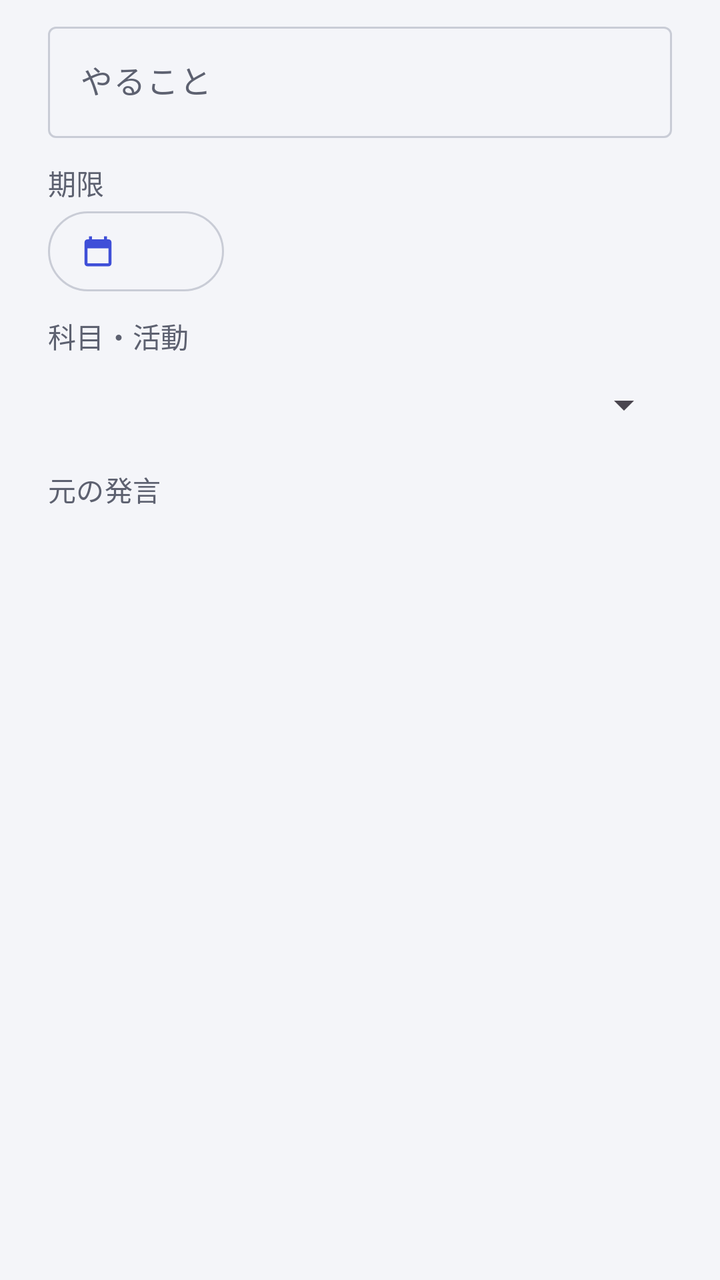
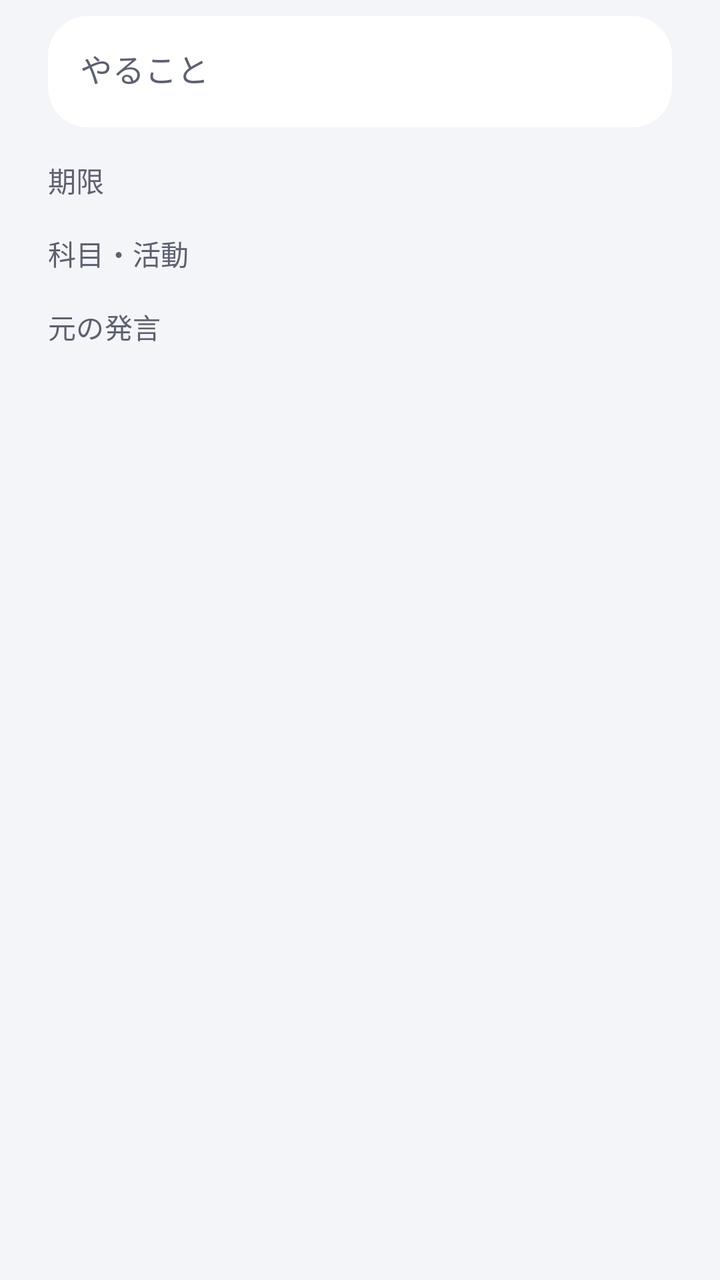

Before-and-after screenshots of an Android layout around one commit, followed by the original layout XML and the change that was made.
<!-- AndroidManifest.xml: application theme Theme.MimiMemo -->
<!-- res/layout/dialog_candidate.xml -->
<?xml version="1.0" encoding="utf-8"?>
<LinearLayout xmlns:android="http://schemas.android.com/apk/res/android"
    xmlns:app="http://schemas.android.com/apk/res-auto"
    android:layout_width="match_parent"
    android:layout_height="wrap_content"
    android:orientation="vertical"
    android:paddingHorizontal="24dp"
    android:paddingTop="8dp">

    <com.google.android.material.textfield.TextInputLayout
        style="@style/Widget.Material3.TextInputLayout.OutlinedBox"
        android:layout_width="match_parent"
        android:layout_height="wrap_content"
        android:hint="@string/label_title">

        <com.google.android.material.textfield.TextInputEditText
            android:id="@+id/editTitle"
            android:layout_width="match_parent"
            android:layout_height="wrap_content"
            android:inputType="text" />
    </com.google.android.material.textfield.TextInputLayout>

    <TextView
        style="@style/MimiMemo.SectionTitle"
        android:layout_width="wrap_content"
        android:layout_height="wrap_content"
        android:layout_marginTop="12dp"
        android:text="@string/label_due" />

    <com.google.android.material.button.MaterialButton
        android:id="@+id/buttonDue"
        style="@style/Widget.Material3.Button.OutlinedButton.Icon"
        android:layout_width="wrap_content"
        android:layout_height="wrap_content"
        app:icon="@drawable/ic_calendar" />

    <TextView
        style="@style/MimiMemo.SectionTitle"
        android:layout_width="wrap_content"
        android:layout_height="wrap_content"
        android:layout_marginTop="8dp"
        android:text="@string/label_tag" />

    <Spinner
        android:id="@+id/spinnerTag"
        android:layout_width="match_parent"
        android:layout_height="48dp" />

    <TextView
        style="@style/MimiMemo.SectionTitle"
        android:layout_width="wrap_content"
        android:layout_height="wrap_content"
        android:layout_marginTop="8dp"
        android:text="@string/label_source" />

    <TextView
        android:id="@+id/textSource"
        android:layout_width="match_parent"
        android:layout_height="wrap_content"
        android:layout_marginTop="2dp"
        android:textAppearance="?attr/textAppearanceBodyMedium"
        android:textColor="?attr/colorOnSurfaceVariant" />
</LinearLayout>
<!-- resources referenced by this layout -->
<resources>
  <!-- drawable ic_calendar (drawable) -->
  <vector xmlns:android="http://schemas.android.com/apk/res/android"
      android:width="24dp"
      android:height="24dp"
      android:tint="?attr/colorControlNormal"
      android:viewportWidth="24"
      android:viewportHeight="24">
      <path
          android:fillColor="@android:color/white"
          android:pathData="M19,4h-1V2h-2v2H8V2H6v2H5c-1.11,0 -1.99,0.9 -1.99,2L3,20c0,1.1 0.89,2 2,2h14c1.1,0 2,-0.9 2,-2V6c0,-1.1 -0.9,-2 -2,-2zM19,20H5V10h14v10z" />
  </vector>
  <string name="label_due">期限</string>
  <string name="label_source">元の発言</string>
  <string name="label_tag">科目・活動</string>
  <string name="label_title">やること</string>
  <style name="MimiMemo.SectionTitle" parent="">
          <item name="android:textAppearance">?attr/textAppearanceTitleSmall</item>
          <item name="android:textColor">?attr/colorOnSurfaceVariant</item>
      </style>
  <color name="primary">#3F4FD8</color>
  <color name="on_primary">#FFFFFF</color>
  <color name="primary_container">#E3E6FF</color>
  <color name="on_primary_container">#151E6B</color>
  <color name="background">#F4F5F9</color>
  <color name="on_surface">#1A1C24</color>
  <color name="on_surface_variant">#5D6170</color>
  <color name="surface_container">#ECEEF4</color>
  <color name="card">#FFFFFF</color>
  <color name="outline">#C9CCD6</color>
  <color name="card_stroke">#E6E8EF</color>
  <style name="MimiMemo.ActionBar" parent="Widget.Material3.ActionBar.Solid">
          <item name="background">@color/background</item>
          <item name="elevation">0dp</item>
          <item name="titleTextStyle">@style/MimiMemo.ActionBar.Title</item>
      </style>
  <style name="MimiMemo.ActionBarTheme" parent="ThemeOverlay.Material3.ActionBar">
          <item name="colorControlNormal">@color/on_surface</item>
          
          <item name="colorSurfaceContainer">@color/card</item>
      </style>
  <style name="MimiMemo.Dialog" parent="ThemeOverlay.Material3.MaterialAlertDialog">
          <item name="colorSurfaceContainerHigh">@color/card</item>
          <item name="shapeAppearanceCornerExtraLarge">@style/MimiMemo.Corner28</item>
      </style>
  <style name="MimiMemo.ActionBar.Title" parent="TextAppearance.Material3.TitleLarge">
          <item name="android:textColor">@color/on_surface</item>
          <item name="android:textStyle">bold</item>
      </style>
  <style name="MimiMemo.Corner28" parent="">
          <item name="cornerFamily">rounded</item>
          <item name="cornerSize">28dp</item>
      </style>
  <!-- unchanged entries left out for length: 1 -->
</resources>

<!-- the commit's change to res/layout/dialog_candidate.xml (unified diff, before → after) -->
@@ -7,50 +7,59 @@
     android:paddingHorizontal="24dp"
     android:paddingTop="8dp">
 
-    <com.google.android.material.textfield.TextInputLayout
-        style="@style/Widget.Material3.TextInputLayout.OutlinedBox"
+        <com.google.android.material.textfield.TextInputLayout
+            android:id="@+id/layoutTitle"
+            style="@style/Widget.Material3.TextInputLayout.FilledBox"
+            android:layout_width="match_parent"
+            android:layout_height="wrap_content"
+            android:hint="@string/label_title"
+            app:boxBackgroundColor="@color/card"
+            app:boxCornerRadiusBottomEnd="20dp"
+            app:boxCornerRadiusBottomStart="20dp"
+            app:boxCornerRadiusTopEnd="20dp"
+            app:boxCornerRadiusTopStart="20dp"
+            app:boxStrokeWidth="0dp"
+            app:boxStrokeWidthFocused="0dp">
+
+            <com.google.android.material.textfield.TextInputEditText
+                android:id="@+id/editTitle"
+                android:layout_width="match_parent"
+                android:layout_height="wrap_content"
+                android:inputType="text"
+                android:textAppearance="?attr/textAppearanceTitleMedium" />
+        </com.google.android.material.textfield.TextInputLayout>
+
+    <TextView
+        style="@style/MimiMemo.SectionTitle"
+        android:layout_width="wrap_content"
+        android:layout_height="wrap_content"
+        android:layout_marginTop="16dp"
+        android:text="@string/label_due" />
+
+    <com.google.android.material.chip.ChipGroup
+        android:id="@+id/chipsDue"
         android:layout_width="match_parent"
         android:layout_height="wrap_content"
-        android:hint="@string/label_title">
-
-        <com.google.android.material.textfield.TextInputEditText
-            android:id="@+id/editTitle"
-            android:layout_width="match_parent"
-            android:layout_height="wrap_content"
-            android:inputType="text" />
-    </com.google.android.material.textfield.TextInputLayout>
+        android:layout_marginTop="4dp" />
 
     <TextView
         style="@style/MimiMemo.SectionTitle"
         android:layout_width="wrap_content"
         android:layout_height="wrap_content"
         android:layout_marginTop="12dp"
-        android:text="@string/label_due" />
+        android:text="@string/label_tag" />
 
-    <com.google.android.material.button.MaterialButton
-        android:id="@+id/buttonDue"
-        style="@style/Widget.Material3.Button.OutlinedButton.Icon"
-        android:layout_width="wrap_content"
+    <com.google.android.material.chip.ChipGroup
+        android:id="@+id/chipsTag"
+        android:layout_width="match_parent"
         android:layout_height="wrap_content"
-        app:icon="@drawable/ic_calendar" />
+        android:layout_marginTop="4dp" />
 
     <TextView
         style="@style/MimiMemo.SectionTitle"
         android:layout_width="wrap_content"
         android:layout_height="wrap_content"
-        android:layout_marginTop="8dp"
-        android:text="@string/label_tag" />
-
-    <Spinner
-        android:id="@+id/spinnerTag"
-        android:layout_width="match_parent"
-        android:layout_height="48dp" />
-
-    <TextView
-        style="@style/MimiMemo.SectionTitle"
-        android:layout_width="wrap_content"
-        android:layout_height="wrap_content"
-        android:layout_marginTop="8dp"
+        android:layout_marginTop="12dp"
         android:text="@string/label_source" />
 
     <TextView
<!-- resource entries referenced after the edit -->
@@ -1,16 +1,5 @@
 <!-- resources referenced by this layout -->
 <resources>
-  <!-- drawable ic_calendar (drawable) -->
-  <vector xmlns:android="http://schemas.android.com/apk/res/android"
-      android:width="24dp"
-      android:height="24dp"
-      android:tint="?attr/colorControlNormal"
-      android:viewportWidth="24"
-      android:viewportHeight="24">
-      <path
-          android:fillColor="@android:color/white"
-          android:pathData="M19,4h-1V2h-2v2H8V2H6v2H5c-1.11,0 -1.99,0.9 -1.99,2L3,20c0,1.1 0.89,2 2,2h14c1.1,0 2,-0.9 2,-2V6c0,-1.1 -0.9,-2 -2,-2zM19,20H5V10h14v10z" />
-  </vector>
   <string name="label_due">期限</string>
   <string name="label_source">元の発言</string>
   <string name="label_tag">科目・活動</string>
